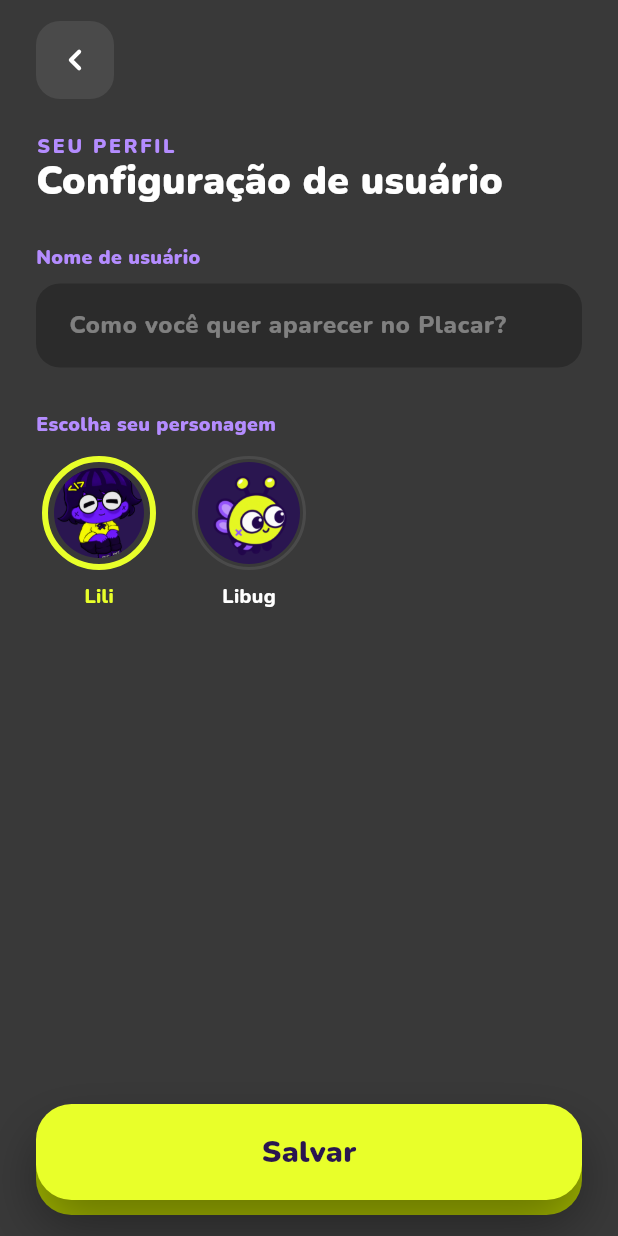
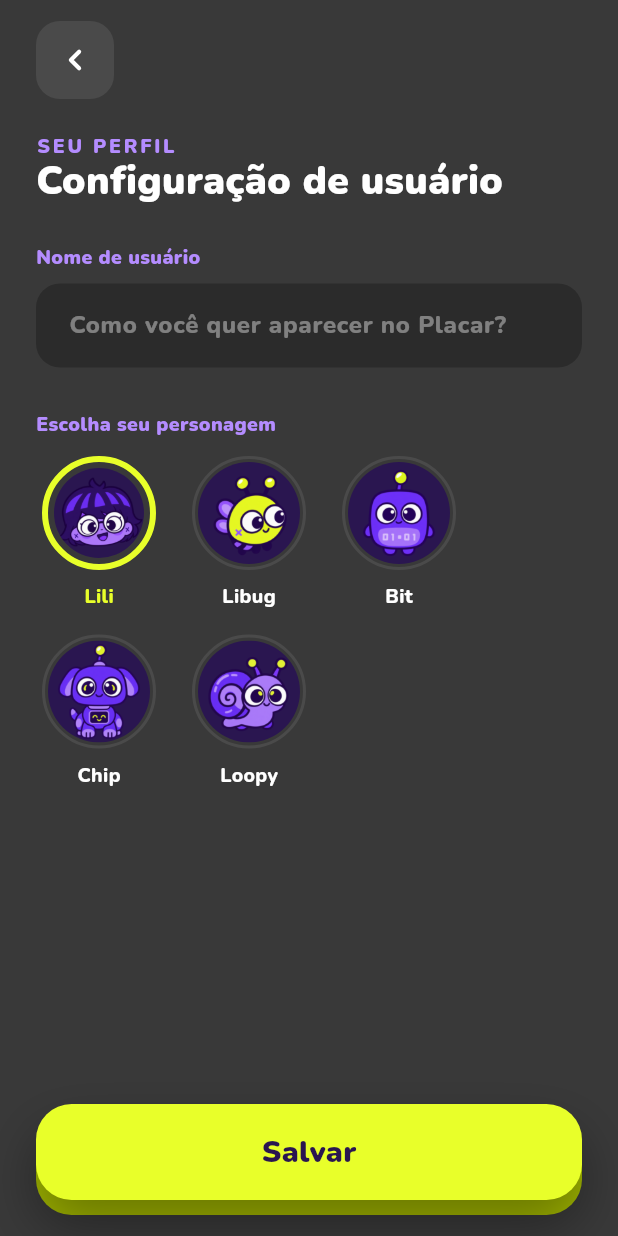
Before and after one commit to stheffanysantos/debuga_o_mascote, a Flutter app: the ProfileEditView screen opened directly, on a phone screen of 412 x 824 dp. Run offline on Flutter 3.47's test engine with Material 3 defaults, Android fonts, the phone set to English and light mode, and no system bars; our stand-ins replace audioplayers, cloud_firestore, firebase_auth, firebase_core, flutter_riverpod, flutter_svg and 4 more; accounts and stored records are empty; generated files the repository leaves out were written again; network calls fail.

Commit message:
Adiciona 4 personagens de avatar (Bit, Chip, Loopy, Lili close-up)
characterAvatars ganha Bit/Chip/Loopy; Lili passa a usar um retrato de
rosto (avatar_lili.png) em vez do corpo inteiro como avatar de perfil.
ProfileEditView troca a lista horizontal por um Wrap, que acomoda
qualquer quantidade de personagens sem precisar rolar.

Co-Authored-By: Claude Sonnet 5 <noreply@anthropic.com>

```diff
--- a/lib/features/settings/presentation/profile_edit_view.dart
+++ b/lib/features/settings/presentation/profile_edit_view.dart
@@ -15,11 +15,13 @@ import '../../../theme/app_icons.dart';
 /// Tela de "Configuração de Usuário" aberta pelo lápis em `SettingsView` —
 /// edita o nome de exibição (`ProgressState.username`, mostrado no Placar
 /// Geral no lugar do nome da conta quando preenchido) e a foto de perfil
-/// (`ProgressState.avatarId`, um carrossel de `CharacterAvatar` — pedido
-/// explícito do usuário). Só 2 personagens hoje (Lili, Libug — as únicas
-/// artes prontas); o usuário vai enviar mais imagens de personagem depois,
-/// bastando adicionar em `characterAvatars` (`lib/models/character_avatar.dart`)
-/// sem tocar nesta tela. Ver `.claude/memory/decisions.md`.
+/// (`ProgressState.avatarId`, um seletor de `CharacterAvatar` — pedido
+/// explícito do usuário). 5 personagens hoje (Lili, Libug + 3 novos); mais
+/// opções futuras bastam um item a mais em `characterAvatars`
+/// (`lib/models/character_avatar.dart`) sem tocar nesta tela. `Wrap` (não
+/// `ListView` horizontal) — os avatares quebram em quantas linhas forem
+/// necessárias em vez de só rolar pro lado, então uma lista maior nunca fica
+/// "escondida" fora da tela. Ver `.claude/memory/decisions.md`.
 class ProfileEditView extends ConsumerStatefulWidget {
   const ProfileEditView({super.key});
 
@@ -88,18 +90,23 @@ class _ProfileEditViewState extends ConsumerState<ProfileEditView> {
                       const SizedBox(height: 28),
                       Text('Escolha seu personagem', style: AppText.style(size: 13, weight: FontWeight.w900, color: AppColors.lilac)),
                       const SizedBox(height: 12),
-                      SizedBox(
-                        height: 116,
-                        child: ListView.separated(
-                          scrollDirection: Axis.horizontal,
-                          itemCount: characterAvatars.length,
-                          separatorBuilder: (context, index) => const SizedBox(width: 16),
-                          itemBuilder: (context, index) => _AvatarOption(
-                            avatar: characterAvatars[index],
-                            selected: characterAvatars[index].id == _selectedAvatarId,
-                            onTap: () => setState(() => _selectedAvatarId = characterAvatars[index].id),
-                          ),
-                        ),
+                      // `Wrap`, não `ListView` horizontal — cada avatar tem
+                      // largura fixa (`_AvatarOption`, 84px), então quantos
+                      // couberem numa linha ficam numa linha, e o resto
+                      // quebra pra linha(s) de baixo automaticamente (achado
+                      // do usuário: uma lista só-horizontal escondia os
+                      // avatares que não cabiam na largura da tela).
+                      Wrap(
+                        spacing: 16,
+                        runSpacing: 16,
+                        children: [
+                          for (final avatar in characterAvatars)
+                            _AvatarOption(
+                              avatar: avatar,
+                              selected: avatar.id == _selectedAvatarId,
+                              onTap: () => setState(() => _selectedAvatarId = avatar.id),
+                            ),
+                        ],
                       ),
                     ],
                   ),
--- a/lib/models/character_avatar.dart
+++ b/lib/models/character_avatar.dart
@@ -3,10 +3,17 @@
 /// Placar Geral (`LeaderboardEntry.avatarId`). Dado puro, sem Flutter/Riverpod
 /// (ver `.claude/rules/architecture.md`).
 ///
-/// Só 2 opções hoje (Lili e Libug, as únicas artes de personagem prontas —
-/// ver `.claude/memory/decisions.md`) — o usuário vai enviar mais imagens de
-/// personagem depois; adicionar uma nova opção é só um item a mais em
-/// [characterAvatars], sem mudar nenhuma tela.
+/// 5 opções hoje (Lili, Libug + 3 personagens novos gerados por IA a partir
+/// de prompt do usuário — ver `.claude/memory/decisions.md`) — adicionar uma
+/// opção nova é só um item a mais em [characterAvatars], sem mudar nenhuma
+/// tela.
+///
+/// Lili usa um closeup do rostinho (`avatar_lili.png`), não
+/// `assets/images/mascot.png` (arte de corpo inteiro usada no resto do
+/// app) — mais parecido em enquadramento com os outros avatares (todos
+/// closeup de rosto), melhor pro círculo pequeno de perfil/Placar. Mesmo
+/// `id` (`'lili'`) de antes — progresso salvo com esse `avatarId` continua
+/// válido, só troca de imagem.
 class CharacterAvatar {
   final String id;
   final String assetPath;
@@ -16,8 +23,11 @@ class CharacterAvatar {
 }
 
 const characterAvatars = <CharacterAvatar>[
-  CharacterAvatar(id: 'lili', assetPath: 'assets/images/mascot.png', name: 'Lili'),
+  CharacterAvatar(id: 'lili', assetPath: 'assets/images/avatar_lili.png', name: 'Lili'),
   CharacterAvatar(id: 'libug', assetPath: 'assets/images/leaderboard_bee.png', name: 'Libug'),
+  CharacterAvatar(id: 'bit', assetPath: 'assets/images/avatar_bit.png', name: 'Bit'),
+  CharacterAvatar(id: 'chip', assetPath: 'assets/images/avatar_chip.png', name: 'Chip'),
+  CharacterAvatar(id: 'loopy', assetPath: 'assets/images/avatar_loopy.png', name: 'Loopy'),
 ];
 
 /// Usado quando o jogador ainda não escolheu nenhum avatar
```
Also changed, not shown: assets/images/avatar_bit.png (added), assets/images/avatar_chip.png (added), assets/images/avatar_lili.png (added), assets/images/avatar_loopy.png (added).
